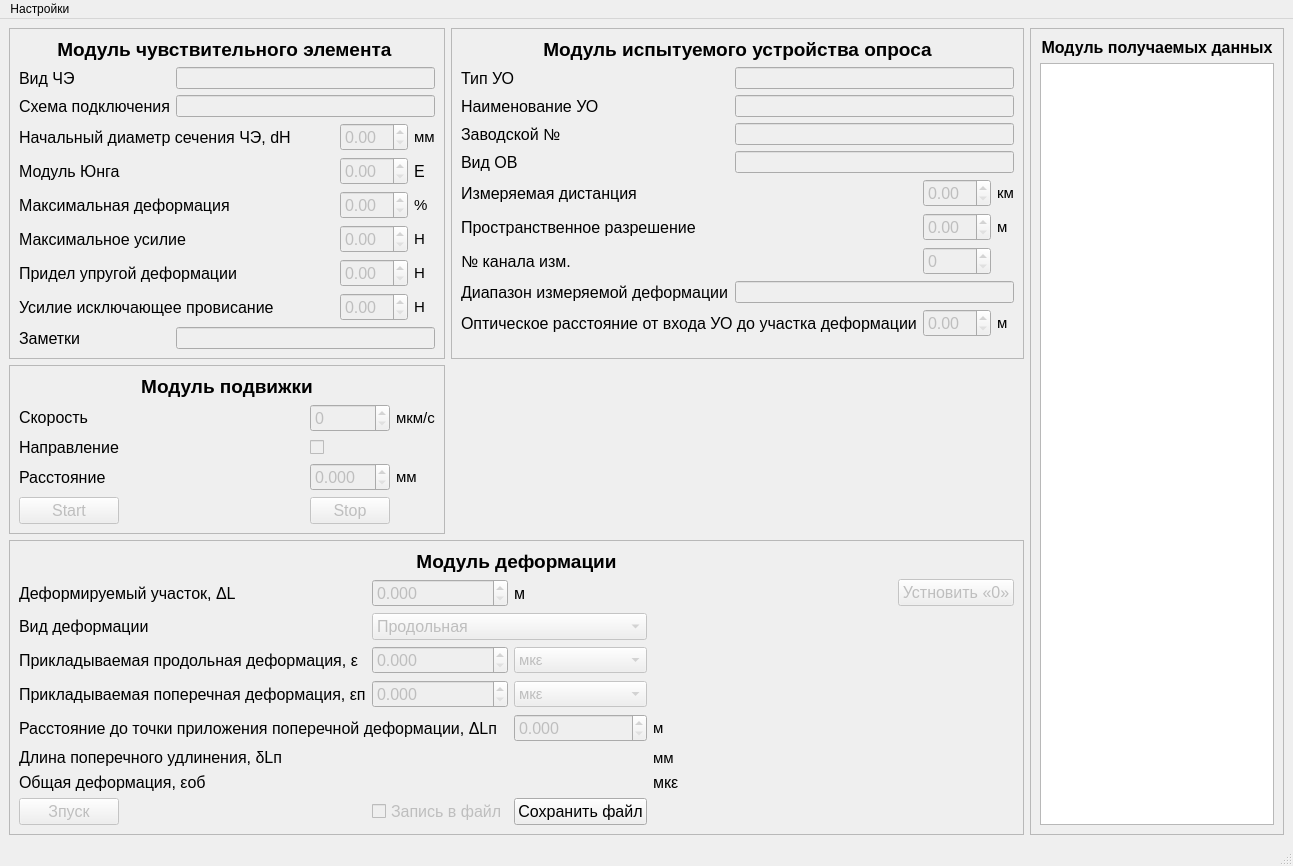
Old version of the form form.ui in the repository fosghen/DeformationSternd.
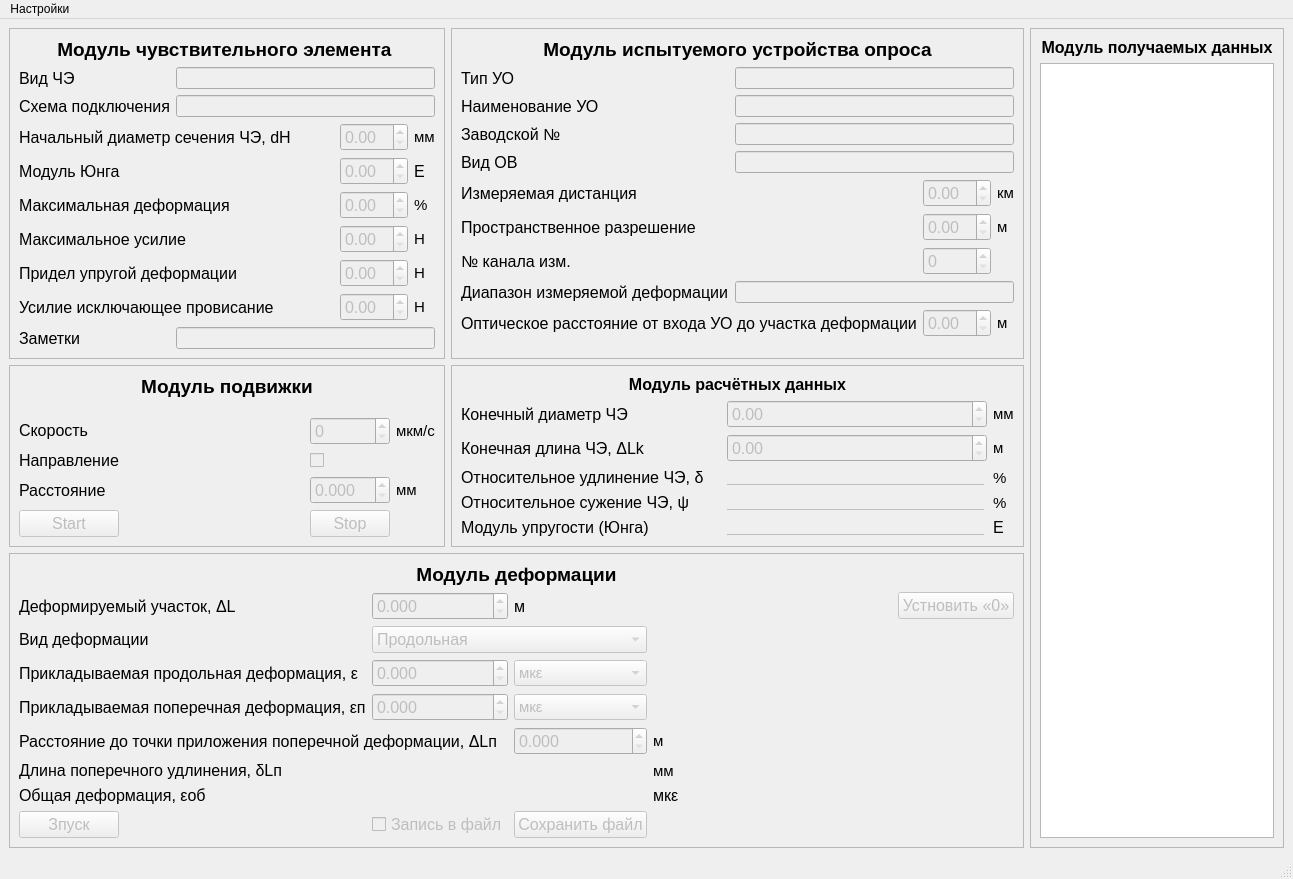
New version of the form.

Commit message: add compute module and refactor

Diff of the .ui file:
```diff
--- a/form.ui
+++ b/form.ui
@@ -459,6 +459,9 @@
            </item>
            <item row="8" column="2">
             <widget class="QPushButton" name="pbutton_save_file">
+             <property name="enabled">
+              <bool>false</bool>
+             </property>
              <property name="text">
               <string>Сохранить файл</string>
              </property>
@@ -1348,6 +1351,201 @@
         </item>
        </layout>
       </item>
+      <item row="2" column="1">
+       <layout class="QGridLayout" name="calculation_data_layout">
+        <item row="0" column="0">
+         <widget class="QFrame" name="calculation_data_frame">
+          <property name="font">
+           <font>
+            <pointsize>12</pointsize>
+           </font>
+          </property>
+          <property name="frameShape">
+           <enum>QFrame::Shape::StyledPanel</enum>
+          </property>
+          <property name="frameShadow">
+           <enum>QFrame::Shadow::Raised</enum>
+          </property>
+          <layout class="QGridLayout" name="gridLayout_8">
+           <item row="3" column="2">
+            <widget class="QLabel" name="label_units_rel_elong">
+             <property name="font">
+              <font>
+               <pointsize>11</pointsize>
+              </font>
+             </property>
+             <property name="text">
+              <string>%</string>
+             </property>
+            </widget>
+           </item>
+           <item row="3" column="0">
+            <widget class="QLabel" name="label_rel_elong">
+             <property name="text">
+              <string>Относительное удлинение ЧЭ, δ</string>
+             </property>
+            </widget>
+           </item>
+           <item row="1" column="2">
+            <widget class="QLabel" name="label_units_final_diam">
+             <property name="sizePolicy">
+              <sizepolicy hsizetype="Fixed" vsizetype="Preferred">
+               <horstretch>0</horstretch>
+               <verstretch>0</verstretch>
+              </sizepolicy>
+             </property>
+             <property name="font">
+              <font>
+               <pointsize>11</pointsize>
+              </font>
+             </property>
+             <property name="text">
+              <string>мм</string>
+             </property>
+            </widget>
+           </item>
+           <item row="4" column="1">
+            <widget class="QLabel" name="label_output_rel_narrow">
+             <property name="enabled">
+              <bool>false</bool>
+             </property>
+             <property name="font">
+              <font>
+               <pointsize>12</pointsize>
+               <underline>true</underline>
+              </font>
+             </property>
+             <property name="text">
+              <string>                                                          </string>
+             </property>
+            </widget>
+           </item>
+           <item row="2" column="1">
+            <widget class="QDoubleSpinBox" name="dsbox_final_length">
+             <property name="enabled">
+              <bool>false</bool>
+             </property>
+            </widget>
+           </item>
+           <item row="2" column="0">
+            <widget class="QLabel" name="label_final_length">
+             <property name="text">
+              <string>Конечная длина ЧЭ, ΔLk</string>
+             </property>
+            </widget>
+           </item>
+           <item row="1" column="1">
+            <widget class="QDoubleSpinBox" name="dsbox_final_diam">
+             <property name="enabled">
+              <bool>false</bool>
+             </property>
+            </widget>
+           </item>
+           <item row="0" column="0" colspan="3">
+            <widget class="QLabel" name="label_calculation_data">
+             <property name="font">
+              <font>
+               <pointsize>12</pointsize>
+               <bold>true</bold>
+              </font>
+             </property>
+             <property name="text">
+              <string>Модуль расчётных данных</string>
+             </property>
+             <property name="alignment">
+              <set>Qt::AlignmentFlag::AlignHCenter|Qt::AlignmentFlag::AlignTop</set>
+             </property>
+            </widget>
+           </item>
+           <item row="4" column="2">
+            <widget class="QLabel" name="label_units_rel_narrow">
+             <property name="font">
+              <font>
+               <pointsize>11</pointsize>
+              </font>
+             </property>
+             <property name="text">
+              <string>%</string>
+             </property>
+            </widget>
+           </item>
+           <item row="2" column="2">
+            <widget class="QLabel" name="label_units_final_length">
+             <property name="font">
+              <font>
+               <pointsize>11</pointsize>
+              </font>
+             </property>
+             <property name="text">
+              <string>м</string>
+             </property>
+            </widget>
+           </item>
+           <item row="1" column="0">
+            <widget class="QLabel" name="label_final_diam">
+             <property name="text">
+              <string>Конечный диаметр ЧЭ</string>
+             </property>
+            </widget>
+           </item>
+           <item row="4" column="0">
+            <widget class="QLabel" name="label_rel_narrow">
+             <property name="text">
+              <string>Относительное сужение ЧЭ, ψ</string>
+             </property>
+            </widget>
+           </item>
+           <item row="3" column="1">
+            <widget class="QLabel" name="label_output_rel_elong">
+             <property name="enabled">
+              <bool>false</bool>
+             </property>
+             <property name="font">
+              <font>
+               <pointsize>12</pointsize>
+               <underline>true</underline>
+              </font>
+             </property>
+             <property name="text">
+              <string>                                                          </string>
+             </property>
+            </widget>
+           </item>
+           <item row="5" column="0">
+            <widget class="QLabel" name="label_module_elast">
+             <property name="text">
+              <string>Модуль упругости (Юнга)</string>
+             </property>
+            </widget>
+           </item>
+           <item row="5" column="1">
+            <widget class="QLabel" name="label_output_module_elast">
+             <property name="enabled">
+              <bool>false</bool>
+             </property>
+             <property name="font">
+              <font>
+               <pointsize>12</pointsize>
+               <underline>true</underline>
+              </font>
+             </property>
+             <property name="text">
+              <string>                                                          </string>
+             </property>
+            </widget>
+           </item>
+           <item row="5" column="2">
+            <widget class="QLabel" name="label_units__module_elast">
+             <property name="text">
+              <string>E</string>
+             </property>
+            </widget>
+           </item>
+          </layout>
+         </widget>
+        </item>
+       </layout>
+      </item>
      </layout>
     </item>
    </layout>
```
Left out of the diff: 2 changed lines with no effect on the pictures. The commit also changes 2 other files.
